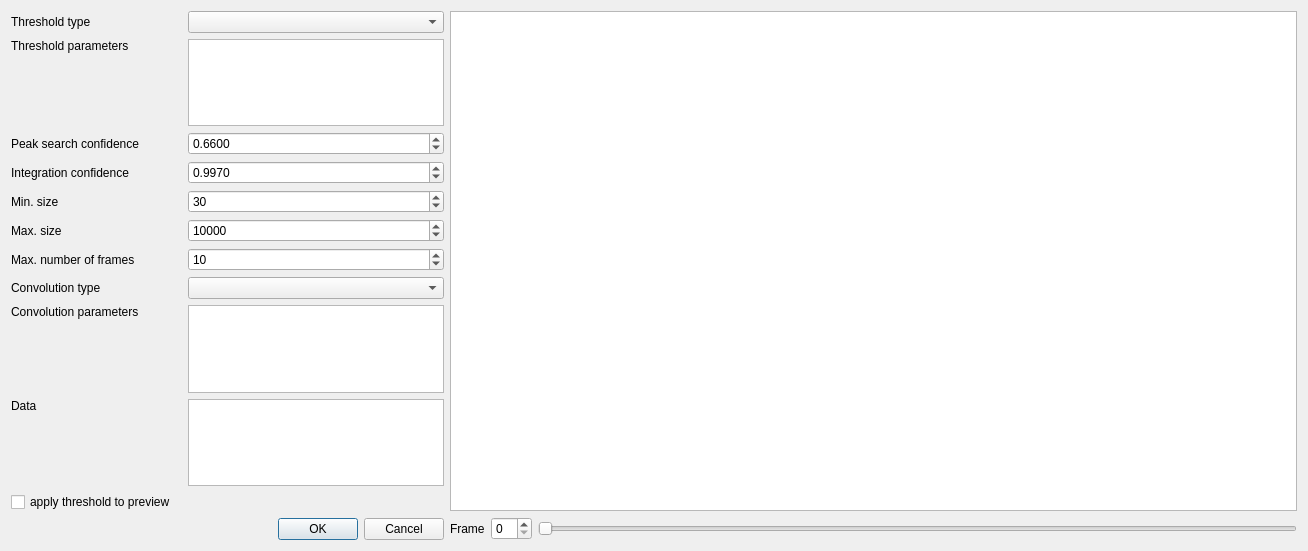
The window that apps/nsxqt/ui/DialogPeakFind.ui (k61n/openhkl) describes before a commit, drawn with Qt 5.
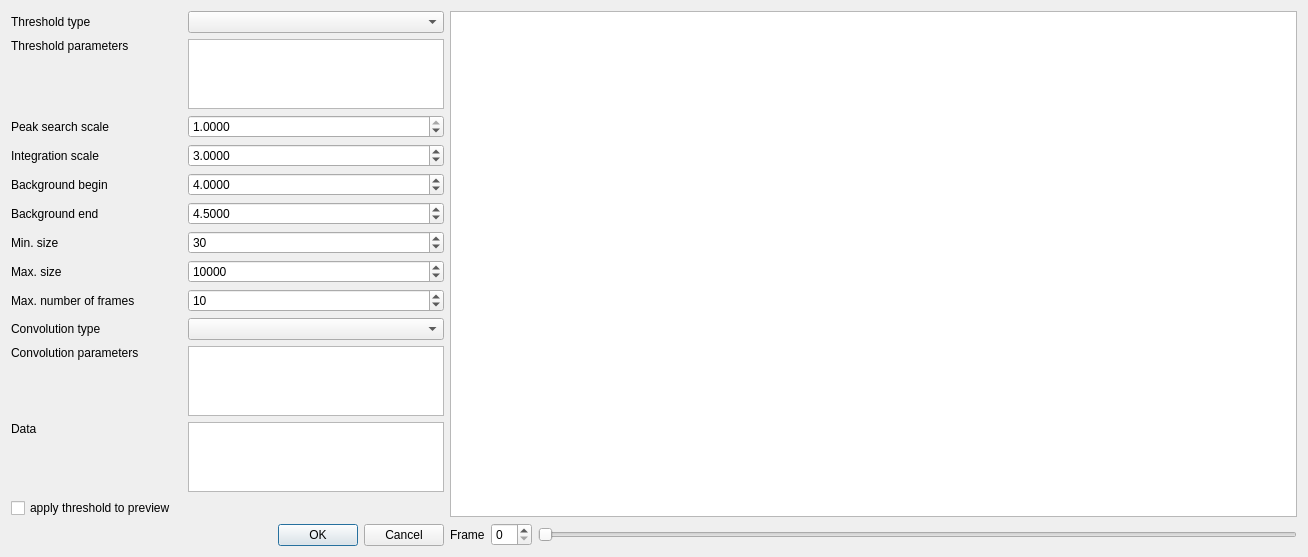
The same window after the commit.

Commit message: update peak finder & integration

Patch:
```diff
--- a/apps/nsxqt/ui/DialogPeakFind.ui
+++ b/apps/nsxqt/ui/DialogPeakFind.ui
@@ -23,197 +23,6 @@
    <bool>false</bool>
   </property>
   <layout class="QGridLayout" name="gridLayout_2" columnstretch="0,1">
-   <item row="0" column="0">
-    <layout class="QGridLayout" name="gridLayout">
-     <item row="7" column="3">
-      <layout class="QVBoxLayout" name="verticalLayout_2">
-       <item>
-        <widget class="QComboBox" name="convolver">
-         <property name="insertPolicy">
-          <enum>QComboBox::InsertAlphabetically</enum>
-         </property>
-        </widget>
-       </item>
-      </layout>
-     </item>
-     <item row="5" column="3">
-      <widget class="QSpinBox" name="maxSize">
-       <property name="maximum">
-        <number>2000000000</number>
-       </property>
-       <property name="value">
-        <number>10000</number>
-       </property>
-      </widget>
-     </item>
-     <item row="0" column="0" colspan="2">
-      <widget class="QLabel" name="label_2">
-       <property name="text">
-        <string>Threshold type</string>
-       </property>
-      </widget>
-     </item>
-     <item row="5" column="0" colspan="2">
-      <widget class="QLabel" name="maxCompLabel">
-       <property name="text">
-        <string>Max. size</string>
-       </property>
-      </widget>
-     </item>
-     <item row="3" column="3">
-      <widget class="QDoubleSpinBox" name="integrationConfidence">
-       <property name="decimals">
-        <number>4</number>
-       </property>
-       <property name="maximum">
-        <double>1.000000000000000</double>
-       </property>
-       <property name="singleStep">
-        <double>0.001000000000000</double>
-       </property>
-       <property name="value">
-        <double>0.997000000000000</double>
-       </property>
-      </widget>
-     </item>
-     <item row="0" column="3">
-      <widget class="QComboBox" name="threshold"/>
-     </item>
-     <item row="4" column="0" colspan="2">
-      <widget class="QLabel" name="minCompLabel">
-       <property name="text">
-        <string>Min. size</string>
-       </property>
-      </widget>
-     </item>
-     <item row="3" column="0" colspan="2">
-      <widget class="QLabel" name="confidenceLabel">
-       <property name="text">
-        <string>Integration confidence</string>
-       </property>
-      </widget>
-     </item>
-     <item row="7" column="0" colspan="2">
-      <widget class="QLabel" name="filterLabel">
-       <property name="text">
-        <string>Convolution type</string>
-       </property>
-       <property name="alignment">
-        <set>Qt::AlignLeading|Qt::AlignLeft|Qt::AlignVCenter</set>
-       </property>
-      </widget>
-     </item>
-     <item row="4" column="3">
-      <widget class="QSpinBox" name="minSize">
-       <property name="maximum">
-        <number>2000000000</number>
-       </property>
-       <property name="value">
-        <number>30</number>
-       </property>
-      </widget>
-     </item>
-     <item row="11" column="3">
-      <widget class="QDialogButtonBox" name="buttonBox">
-       <property name="orientation">
-        <enum>Qt::Horizontal</enum>
-       </property>
-       <property name="standardButtons">
-        <set>QDialogButtonBox::Cancel|QDialogButtonBox::Ok</set>
-       </property>
-      </widget>
-     </item>
-     <item row="2" column="3">
-      <widget class="QDoubleSpinBox" name="searchConfidence">
-       <property name="decimals">
-        <number>4</number>
-       </property>
-       <property name="maximum">
-        <double>1.000000000000000</double>
-       </property>
-       <property name="singleStep">
-        <double>0.001000000000000</double>
-       </property>
-       <property name="value">
-        <double>0.660000000000000</double>
-       </property>
-      </widget>
-     </item>
-     <item row="9" column="3">
-      <widget class="QListWidget" name="dataList"/>
-     </item>
-     <item row="2" column="0" colspan="2">
-      <widget class="QLabel" name="confidenceLabel_2">
-       <property name="text">
-        <string>Peak search confidence</string>
-       </property>
-      </widget>
-     </item>
-     <item row="8" column="0">
-      <widget class="QLabel" name="label_3">
-       <property name="text">
-        <string>Convolution parameters</string>
-       </property>
-       <property name="alignment">
-        <set>Qt::AlignLeading|Qt::AlignLeft|Qt::AlignTop</set>
-       </property>
-      </widget>
-     </item>
-     <item row="9" column="0">
-      <widget class="QLabel" name="label_4">
-       <property name="text">
-        <string>Data</string>
-       </property>
-       <property name="alignment">
-        <set>Qt::AlignLeading|Qt::AlignLeft|Qt::AlignTop</set>
-       </property>
-      </widget>
-     </item>
-     <item row="10" column="0">
-      <widget class="QCheckBox" name="applyThreshold">
-       <property name="text">
-        <string>apply threshold to preview</string>
-       </property>
-      </widget>
-     </item>
-     <item row="1" column="0">
-      <widget class="QLabel" name="label_5">
-       <property name="text">
-        <string>Threshold parameters</string>
-       </property>
-       <property name="alignment">
-        <set>Qt::AlignLeading|Qt::AlignLeft|Qt::AlignTop</set>
-       </property>
-      </widget>
-     </item>
-     <item row="1" column="3">
-      <widget class="QTableWidget" name="thresholdParameters"/>
-     </item>
-     <item row="8" column="3">
-      <widget class="QTableWidget" name="convolverParameters"/>
-     </item>
-     <item row="6" column="0">
-      <widget class="QLabel" name="label_6">
-       <property name="text">
-        <string>Max. number of frames</string>
-       </property>
-      </widget>
-     </item>
-     <item row="6" column="3">
-      <widget class="QSpinBox" name="maxFrames">
-       <property name="minimum">
-        <number>1</number>
-       </property>
-       <property name="maximum">
-        <number>100000</number>
-       </property>
-       <property name="value">
-        <number>10</number>
-       </property>
-      </widget>
-     </item>
-    </layout>
-   </item>
    <item row="0" column="1">
     <layout class="QVBoxLayout" name="verticalLayout">
      <item>
@@ -265,6 +74,225 @@
      </item>
     </layout>
    </item>
+   <item row="0" column="0">
+    <layout class="QGridLayout" name="gridLayout">
+     <item row="5" column="3">
+      <widget class="QDoubleSpinBox" name="bkgEnd">
+       <property name="decimals">
+        <number>4</number>
+       </property>
+       <property name="value">
+        <double>4.500000000000000</double>
+       </property>
+      </widget>
+     </item>
+     <item row="2" column="0" colspan="2">
+      <widget class="QLabel" name="confidenceLabel_2">
+       <property name="text">
+        <string>Peak search scale</string>
+       </property>
+      </widget>
+     </item>
+     <item row="0" column="3">
+      <widget class="QComboBox" name="threshold"/>
+     </item>
+     <item row="9" column="3">
+      <layout class="QVBoxLayout" name="verticalLayout_2">
+       <item>
+        <widget class="QComboBox" name="convolver">
+         <property name="insertPolicy">
+          <enum>QComboBox::InsertAlphabetically</enum>
+         </property>
+        </widget>
+       </item>
+      </layout>
+     </item>
+     <item row="12" column="0">
+      <widget class="QCheckBox" name="applyThreshold">
+       <property name="text">
+        <string>apply threshold to preview</string>
+       </property>
+      </widget>
+     </item>
+     <item row="7" column="0" colspan="2">
+      <widget class="QLabel" name="maxCompLabel">
+       <property name="text">
+        <string>Max. size</string>
+       </property>
+      </widget>
+     </item>
+     <item row="3" column="3">
+      <widget class="QDoubleSpinBox" name="peakScale">
+       <property name="decimals">
+        <number>4</number>
+       </property>
+       <property name="value">
+        <double>3.000000000000000</double>
+       </property>
+      </widget>
+     </item>
+     <item row="9" column="0" colspan="2">
+      <widget class="QLabel" name="filterLabel">
+       <property name="text">
+        <string>Convolution type</string>
+       </property>
+       <property name="alignment">
+        <set>Qt::AlignLeading|Qt::AlignLeft|Qt::AlignVCenter</set>
+       </property>
+      </widget>
+     </item>
+     <item row="11" column="3">
+      <widget class="QListWidget" name="dataList"/>
+     </item>
+     <item row="1" column="3">
+      <widget class="QTableWidget" name="thresholdParameters"/>
+     </item>
+     <item row="1" column="0">
+      <widget class="QLabel" name="label_5">
+       <property name="text">
+        <string>Threshold parameters</string>
+       </property>
+       <property name="alignment">
+        <set>Qt::AlignLeading|Qt::AlignLeft|Qt::AlignTop</set>
+       </property>
+      </widget>
+     </item>
+     <item row="11" column="0">
+      <widget class="QLabel" name="label_4">
+       <property name="text">
+        <string>Data</string>
+       </property>
+       <property name="alignment">
+        <set>Qt::AlignLeading|Qt::AlignLeft|Qt::AlignTop</set>
+       </property>
+      </widget>
+     </item>
+     <item row="8" column="3">
+      <widget class="QSpinBox" name="maxFrames">
+       <property name="minimum">
+        <number>1</number>
+       </property>
+       <property name="maximum">
+        <number>100000</number>
+       </property>
+       <property name="value">
+        <number>10</number>
+       </property>
+      </widget>
+     </item>
+     <item row="8" column="0">
+      <widget class="QLabel" name="label_6">
+       <property name="text">
+        <string>Max. number of frames</string>
+       </property>
+      </widget>
+     </item>
+     <item row="3" column="0">
+      <widget class="QLabel" name="label_7">
+       <property name="text">
+        <string>Integration scale</string>
+       </property>
+      </widget>
+     </item>
+     <item row="2" column="3">
+      <widget class="QDoubleSpinBox" name="searchScale">
+       <property name="decimals">
+        <number>4</number>
+       </property>
+       <property name="maximum">
+        <double>1.000000000000000</double>
+       </property>
+       <property name="singleStep">
+        <double>0.001000000000000</double>
+       </property>
+       <property name="value">
+        <double>1.000000000000000</double>
+       </property>
+      </widget>
+     </item>
+     <item row="7" column="3">
+      <widget class="QSpinBox" name="maxSize">
+       <property name="maximum">
+        <number>2000000000</number>
+       </property>
+       <property name="value">
+        <number>10000</number>
+       </property>
+      </widget>
+     </item>
+     <item row="6" column="0" colspan="2">
+      <widget class="QLabel" name="minCompLabel">
+       <property name="text">
+        <string>Min. size</string>
+       </property>
+      </widget>
+     </item>
+     <item row="10" column="0">
+      <widget class="QLabel" name="label_3">
+       <property name="text">
+        <string>Convolution parameters</string>
+       </property>
+       <property name="alignment">
+        <set>Qt::AlignLeading|Qt::AlignLeft|Qt::AlignTop</set>
+       </property>
+      </widget>
+     </item>
+     <item row="10" column="3">
+      <widget class="QTableWidget" name="convolverParameters"/>
+     </item>
+     <item row="4" column="3">
+      <widget class="QDoubleSpinBox" name="bkgBegin">
+       <property name="decimals">
+        <number>4</number>
+       </property>
+       <property name="value">
+        <double>4.000000000000000</double>
+       </property>
+      </widget>
+     </item>
+     <item row="0" column="0" colspan="2">
+      <widget class="QLabel" name="label_2">
+       <property name="text">
+        <string>Threshold type</string>
+       </property>
+      </widget>
+     </item>
+     <item row="13" column="3">
+      <widget class="QDialogButtonBox" name="buttonBox">
+       <property name="orientation">
+        <enum>Qt::Horizontal</enum>
+       </property>
+       <property name="standardButtons">
+        <set>QDialogButtonBox::Cancel|QDialogButtonBox::Ok</set>
+       </property>
+      </widget>
+     </item>
+     <item row="6" column="3">
+      <widget class="QSpinBox" name="minSize">
+       <property name="maximum">
+        <number>2000000000</number>
+       </property>
+       <property name="value">
+        <number>30</number>
+       </property>
+      </widget>
+     </item>
+     <item row="4" column="0">
+      <widget class="QLabel" name="label_8">
+       <property name="text">
+        <string>Background begin</string>
+       </property>
+      </widget>
+     </item>
+     <item row="5" column="0">
+      <widget class="QLabel" name="label_9">
+       <property name="text">
+        <string>Background end</string>
+       </property>
+      </widget>
+     </item>
+    </layout>
+   </item>
   </layout>
  </widget>
  <resources/>
```
The commit also changes 15 other files.
